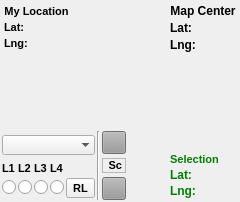
Old version of the form src/plugins/map/mapform2.ui in the repository xnamed/vacuum-im.
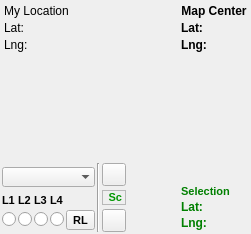
New version of the form.

Diff of the .ui file:
```diff
--- a/src/plugins/map/mapform2.ui
+++ b/src/plugins/map/mapform2.ui
@@ -6,8 +6,8 @@
    <rect>
     <x>0</x>
     <y>0</y>
-    <width>240</width>
-    <height>202</height>
+    <width>251</width>
+    <height>234</height>
    </rect>
   </property>
   <property name="sizePolicy">
@@ -831,9 +831,6 @@
           <property name="toolTip">
            <string>Scale Up</string>
           </property>
-          <property name="styleSheet">
-           <string notr="true">background-color: rgba(154, 154, 154, 255);</string>
-          </property>
           <property name="text">
            <string/>
           </property>
@@ -847,6 +844,9 @@
             <verstretch>0</verstretch>
            </sizepolicy>
           </property>
+          <property name="styleSheet">
+           <string notr="true">color: rgb(3, 151, 2);</string>
+          </property>
           <property name="frameShape">
            <enum>QFrame::StyledPanel</enum>
           </property>
@@ -872,9 +872,6 @@
           <property name="toolTip">
            <string>Scale Down</string>
           </property>
-          <property name="styleSheet">
-           <string notr="true">background-color: rgba(154, 154, 154, 255);</string>
-          </property>
           <property name="text">
            <string/>
           </property>
@@ -1060,13 +1057,6 @@
        <verstretch>0</verstretch>
       </sizepolicy>
      </property>
-     <property name="font">
-      <font>
-       <pointsize>8</pointsize>
-       <weight>75</weight>
-       <bold>true</bold>
-      </font>
-     </property>
      <property name="mouseTracking">
       <bool>true</bool>
      </property>
@@ -1094,14 +1084,8 @@
       </property>
       <item row="0" column="0" colspan="2">
        <widget class="QLabel" name="lblLocation">
-        <property name="font">
-         <font>
-          <weight>75</weight>
-          <bold>true</bold>
-         </font>
-        </property>
-        <property name="styleSheet">
-         <string notr="true">background-color: rgba(0, 0, 0, 0);</string>
+        <property name="frameShadow">
+         <enum>QFrame::Sunken</enum>
         </property>
         <property name="text">
          <string>My Location</string>
@@ -1109,9 +1093,6 @@
         <property name="alignment">
          <set>Qt::AlignCenter</set>
         </property>
-        <property name="indent">
-         <number>0</number>
-        </property>
        </widget>
       </item>
       <item row="1" column="0" rowspan="2">
@@ -1119,15 +1100,6 @@
         <property name="enabled">
          <bool>true</bool>
         </property>
-        <property name="font">
-         <font>
-          <weight>75</weight>
-          <bold>true</bold>
-         </font>
-        </property>
-        <property name="styleSheet">
-         <string notr="true">background-color: rgba(0, 0, 0, 0);</string>
-        </property>
         <property name="frameShape">
          <enum>QFrame::NoFrame</enum>
         </property>
@@ -1143,9 +1115,6 @@
         <property name="textFormat">
          <enum>Qt::AutoText</enum>
         </property>
-        <property name="indent">
-         <number>0</number>
-        </property>
        </widget>
       </item>
       <item row="1" column="1">
@@ -1156,24 +1125,9 @@
           <verstretch>0</verstretch>
          </sizepolicy>
         </property>
-        <property name="font">
-         <font>
-          <weight>75</weight>
-          <bold>true</bold>
-         </font>
-        </property>
-        <property name="styleSheet">
-         <string notr="true">background-color: rgba(0, 0, 0, 0);</string>
-        </property>
         <property name="alignment">
          <set>Qt::AlignLeading|Qt::AlignLeft|Qt::AlignTop</set>
         </property>
-        <property name="margin">
-         <number>0</number>
-        </property>
-        <property name="indent">
-         <number>0</number>
-        </property>
        </widget>
       </item>
       <item row="2" column="1" rowspan="2">
@@ -1184,43 +1138,19 @@
           <verstretch>0</verstretch>
          </sizepolicy>
         </property>
-        <property name="font">
-         <font>
-          <weight>75</weight>
-          <bold>true</bold>
-         </font>
-        </property>
-        <property name="styleSheet">
-         <string notr="true">background-color: rgba(0, 0, 0, 0);</string>
-        </property>
         <property name="frameShadow">
          <enum>QFrame::Sunken</enum>
         </property>
-        <property name="indent">
-         <number>0</number>
-        </property>
        </widget>
       </item>
       <item row="3" column="0">
        <widget class="QLabel" name="lblLocationLonLabel">
-        <property name="font">
-         <font>
-          <weight>75</weight>
-          <bold>true</bold>
-         </font>
-        </property>
-        <property name="styleSheet">
-         <string notr="true">background-color: rgba(0, 0, 0, 0); </string>
-        </property>
         <property name="frameShadow">
          <enum>QFrame::Sunken</enum>
         </property>
         <property name="text">
          <string>Lng:</string>
         </property>
-        <property name="indent">
-         <number>0</number>
-        </property>
        </widget>
       </item>
      </layout>
```
Left out of the diff: 14 changed lines with no effect on the pictures.
